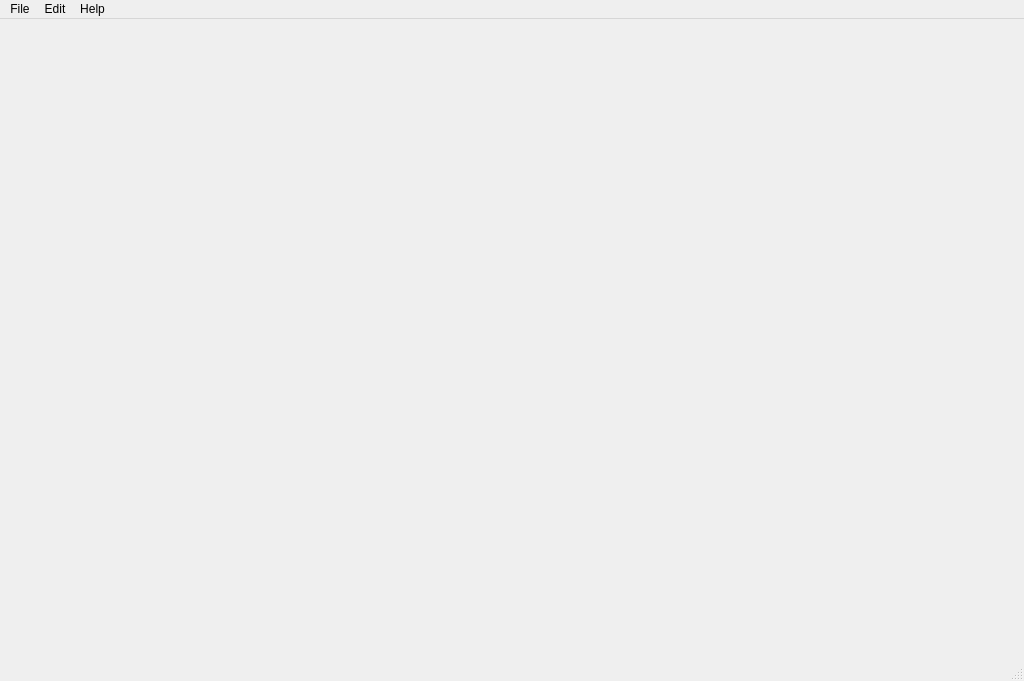
Above: MainWindow.ui from zxjorge/SpriteED before the change. Below: the same form after it.
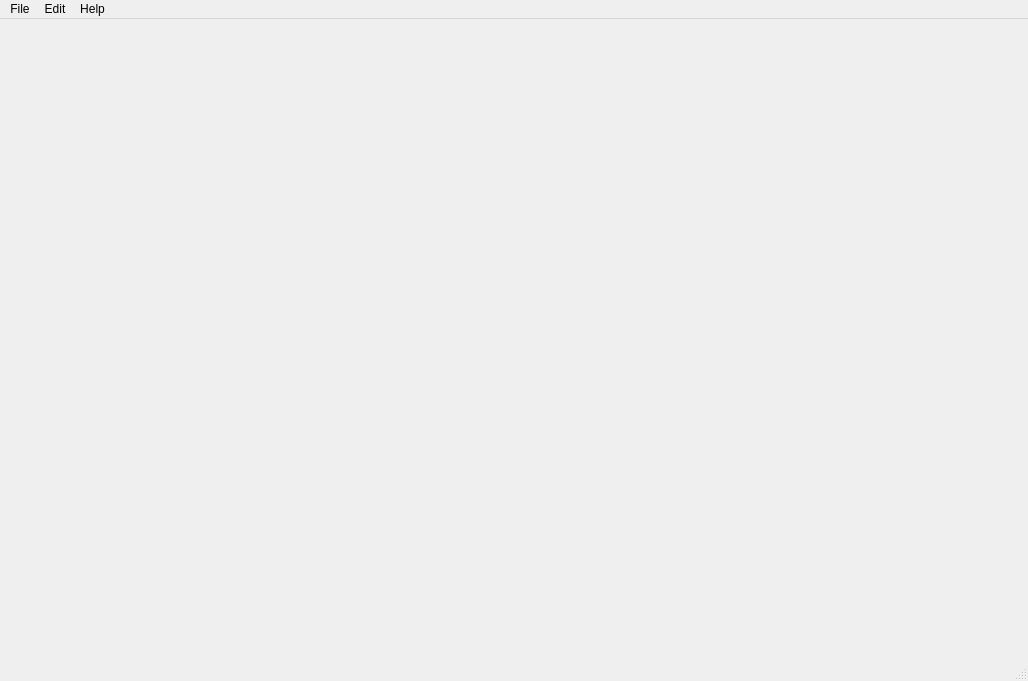
That is the form after the change. Custom widgets are drawn as their Qt base class.

Commit message: help and open slots names right

```diff
--- a/MainWindow.ui
+++ b/MainWindow.ui
@@ -6,7 +6,7 @@
    <rect>
     <x>0</x>
     <y>0</y>
-    <width>743</width>
+    <width>1028</width>
     <height>681</height>
    </rect>
   </property>
@@ -74,8 +74,8 @@
     <rect>
      <x>0</x>
      <y>0</y>
-     <width>743</width>
-     <height>25</height>
+     <width>1028</width>
+     <height>17</height>
     </rect>
    </property>
    <widget class="QMenu" name="menuFile">
```
Left out of the diff: 9 changed lines with no effect on the pictures. The commit also changes 2 other files.
